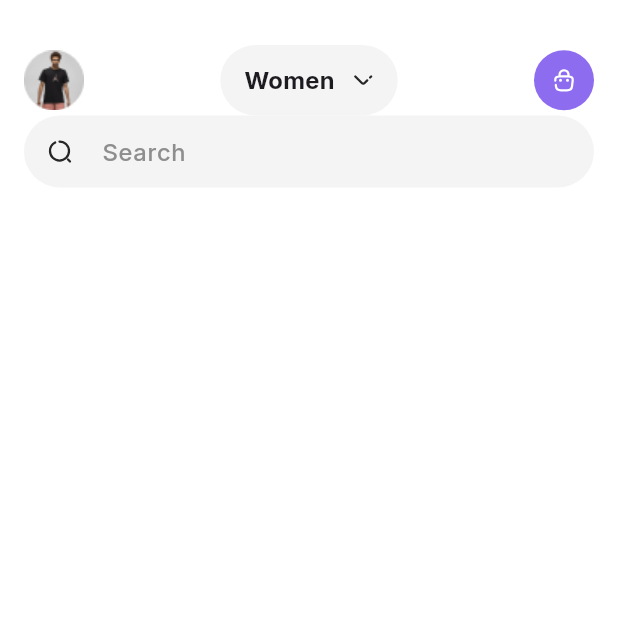
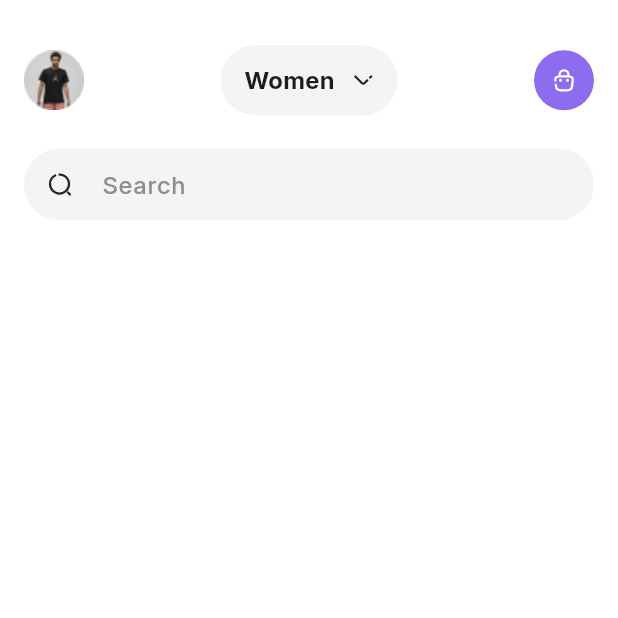
Before and after one commit to mo7ammed-hassan/online-store, a Flutter app: the HomePage screen opened directly, on a phone screen of 412 x 824 dp, the top half of it. Run offline on Flutter 3.47's test engine with Material 3 defaults, Android fonts, the phone set to English and light mode, and no system bars; our stand-ins replace cloud_firestore, dartz, firebase_auth, firebase_core, flutter_bloc, flutter_svg and 1 more; accounts and stored records are empty.

Commit message:
update home page header

```diff
--- a/lib/features/home/presentation/pages/home_page.dart
+++ b/lib/features/home/presentation/pages/home_page.dart
@@ -18,6 +18,7 @@ class HomePage extends StatelessWidget {
           child: Column(
             children: [
               HomePageHeader(),
+              SizedBox(height: AppPadding.defaultSpaceWidget),
               SearchField(),
             ],
           ),
--- a/lib/features/home/presentation/pages/widgets/home_page_header.dart
+++ b/lib/features/home/presentation/pages/widgets/home_page_header.dart
@@ -19,24 +19,36 @@ class HomePageHeader extends StatelessWidget {
       child: BlocBuilder<UserInfoDisplayCubit, UserInfoDisplayState>(
         builder: (context, state) {
           if (state is UserInfoLoading) {
-            return Container(
-              alignment: Alignment.center,
-              child: const CircularProgressIndicator(),
-            );
+            return _loadingUserInfoWidget();
           }
           if (state is UserInfoLoaded) {
-            return Row(
-              mainAxisAlignment: MainAxisAlignment.spaceBetween,
-              children: [
-                _profileImage(),
-                _gender(state.userEntity),
-                _bag(),
-              ],
-            );
+            return _loadedUserInfoWidget(state);
           }
           return Container();
         },
       ),
+    );
+  }
+
+  Row _loadedUserInfoWidget(UserInfoLoaded state) {
+    return Row(
+      mainAxisAlignment: MainAxisAlignment.spaceBetween,
+      children: [
+        _profileImage(),
+        _gender(state.userEntity),
+        _bag(),
+      ],
+    );
+  }
+
+  Row _loadingUserInfoWidget() {
+    return Row(
+      mainAxisAlignment: MainAxisAlignment.spaceBetween,
+      children: [
+        _profileImage(),
+        _gender(null),
+        _bag(),
+      ],
     );
   }
 
@@ -54,7 +66,7 @@ class HomePageHeader extends StatelessWidget {
     );
   }
 
-  Widget _gender(CurrentUserEntity user) {
+  Widget _gender(CurrentUserEntity? user) {
     return Container(
       padding: const EdgeInsets.symmetric(horizontal: 16, vertical: 12),
       decoration: BoxDecoration(
@@ -65,7 +77,11 @@ class HomePageHeader extends StatelessWidget {
         children: [
           FittedBox(
             child: Text(
-              user.gender == 1 ? 'Men' : 'Women',
+              user != null
+                  ? user.gender == 1
+                      ? 'Men'
+                      : 'Women'
+                  : '...',
               style: AppTextStyle.textStyle16Bold,
             ),
           ),
```
